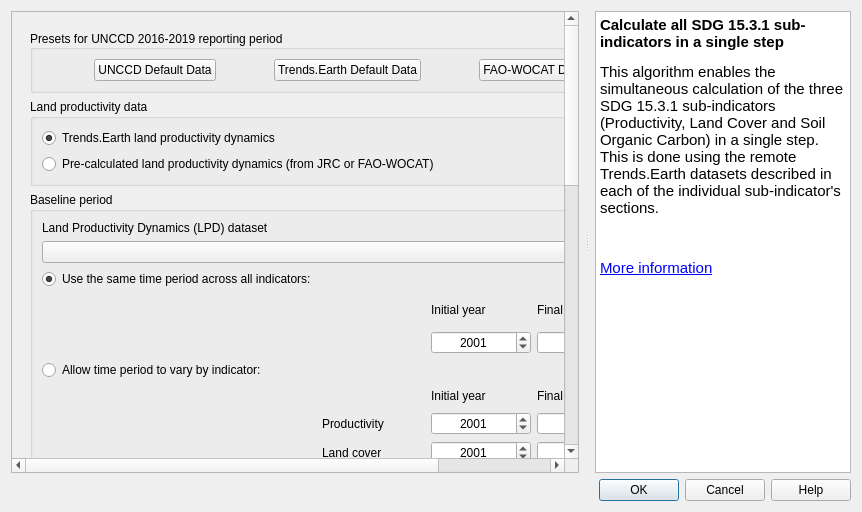
First picture: the form in LDMP/gui/DlgCalculateOneStep.ui, repository ConservationInternational/trends.earth, before the edit.
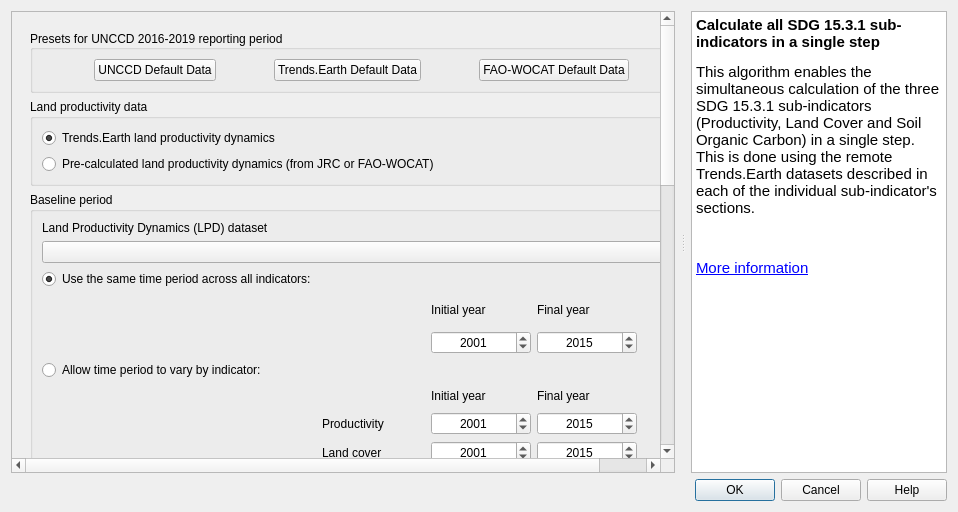
Second picture: the form after the edit. Custom widgets are drawn as their Qt base class.

What changed in the file:
```diff
--- a/LDMP/gui/DlgCalculateOneStep.ui
+++ b/LDMP/gui/DlgCalculateOneStep.ui
@@ -6,7 +6,7 @@
    <rect>
     <x>0</x>
     <y>0</y>
-    <width>862</width>
+    <width>958</width>
     <height>512</height>
    </rect>
   </property>
@@ -67,8 +67,8 @@
            <rect>
             <x>0</x>
             <y>0</y>
-            <width>660</width>
-            <height>965</height>
+            <width>809</width>
+            <height>1114</height>
            </rect>
           </property>
           <layout class="QVBoxLayout" name="verticalLayout_7">
@@ -1186,11 +1186,11 @@
        <string>&lt;!DOCTYPE HTML PUBLIC &quot;-//W3C//DTD HTML 4.0//EN&quot; &quot;http://www.w3.org/TR/REC-html40/strict.dtd&quot;&gt;
 &lt;html&gt;&lt;head&gt;&lt;meta name=&quot;qrichtext&quot; content=&quot;1&quot; /&gt;&lt;style type=&quot;text/css&quot;&gt;
 p, li { white-space: pre-wrap; }
-&lt;/style&gt;&lt;/head&gt;&lt;body style=&quot; font-family:'MS Shell Dlg 2'; font-size:8pt; font-weight:400; font-style:normal;&quot;&gt;
+&lt;/style&gt;&lt;/head&gt;&lt;body style=&quot; font-family:'MS Shell Dlg 2'; font-size:12pt; font-weight:400; font-style:normal;&quot;&gt;
 &lt;p style=&quot; margin-top:16px; margin-bottom:12px; margin-left:0px; margin-right:0px; -qt-block-indent:0; text-indent:0px;&quot;&gt;&lt;span style=&quot; font-family:'Ubuntu'; font-size:11pt; font-weight:600;&quot;&gt;Calculate all SDG 15.3.1 sub-indicators in a single step&lt;/span&gt;&lt;/p&gt;
 &lt;p style=&quot; margin-top:12px; margin-bottom:12px; margin-left:0px; margin-right:0px; -qt-block-indent:0; text-indent:0px;&quot;&gt;&lt;span style=&quot; font-family:'Ubuntu'; font-size:11pt;&quot;&gt;This algorithm enables the simultaneous calculation of the three SDG 15.3.1 sub-indicators (Productivity, Land Cover and Soil Organic Carbon) in a single step. This is done using the remote Trends.Earth datasets described in each of the individual sub-indicator's sections.&lt;/span&gt;&lt;/p&gt;
 &lt;p style=&quot;-qt-paragraph-type:empty; margin-top:12px; margin-bottom:12px; margin-left:0px; margin-right:0px; -qt-block-indent:0; text-indent:0px; font-family:'Ubuntu'; font-size:11pt;&quot;&gt;&lt;br /&gt;&lt;/p&gt;
-&lt;p style=&quot; margin-top:12px; margin-bottom:12px; margin-left:0px; margin-right:0px; -qt-block-indent:0; text-indent:0px;&quot;&gt;&lt;a href=&quot;http://trends.earth/docs/en/background/understanding_indicators15.html#&quot;&gt;&lt;span style=&quot; font-family:'Ubuntu'; font-size:11pt; text-decoration: underline; color:#0000ff;&quot;&gt;More information&lt;/span&gt;&lt;/a&gt;&lt;/p&gt;&lt;/body&gt;&lt;/html&gt;</string>
+&lt;p style=&quot; margin-top:12px; margin-bottom:12px; margin-left:0px; margin-right:0px; -qt-block-indent:0; text-indent:0px;&quot;&gt;&lt;a href=&quot;https://docs.trends.earth/en/latest/for_users/features/landdegradation.html&quot;&gt;&lt;span style=&quot; font-family:'Ubuntu'; font-size:11pt; text-decoration: underline; color:#0000ff;&quot;&gt;More information&lt;/span&gt;&lt;/a&gt;&lt;/p&gt;&lt;/body&gt;&lt;/html&gt;</string>
       </property>
       <property name="openExternalLinks">
        <bool>true</bool>
```
